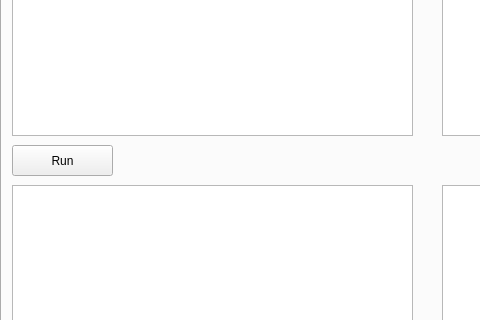
Above: module/gui/ADIPFinalProject1/mainwindow.ui from cy20lin/2018_fall_image_processing_final before the change; both pictures show x 0 to 480 and y 188 to 508 of the 1244 by 655 pixel window. Below: the same form after it.
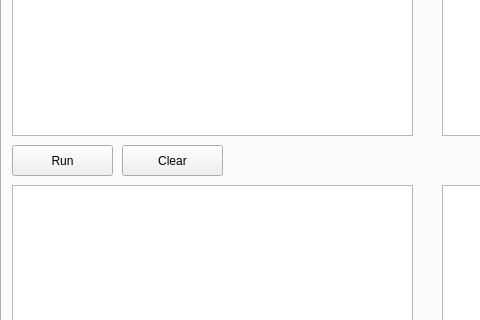
That is the form after the change. Custom widgets are drawn as their Qt base class.

```diff
--- a/module/gui/ADIPFinalProject1/mainwindow.ui
+++ b/module/gui/ADIPFinalProject1/mainwindow.ui
@@ -103,6 +103,19 @@
        <string>Run</string>
       </property>
      </widget>
+     <widget class="QPushButton" name="pushButton_3">
+      <property name="geometry">
+       <rect>
+        <x>120</x>
+        <y>290</y>
+        <width>101</width>
+        <height>31</height>
+       </rect>
+      </property>
+      <property name="text">
+       <string>Clear</string>
+      </property>
+     </widget>
     </widget>
     <widget class="QWidget" name="tab_2">
      <attribute name="title">
```
